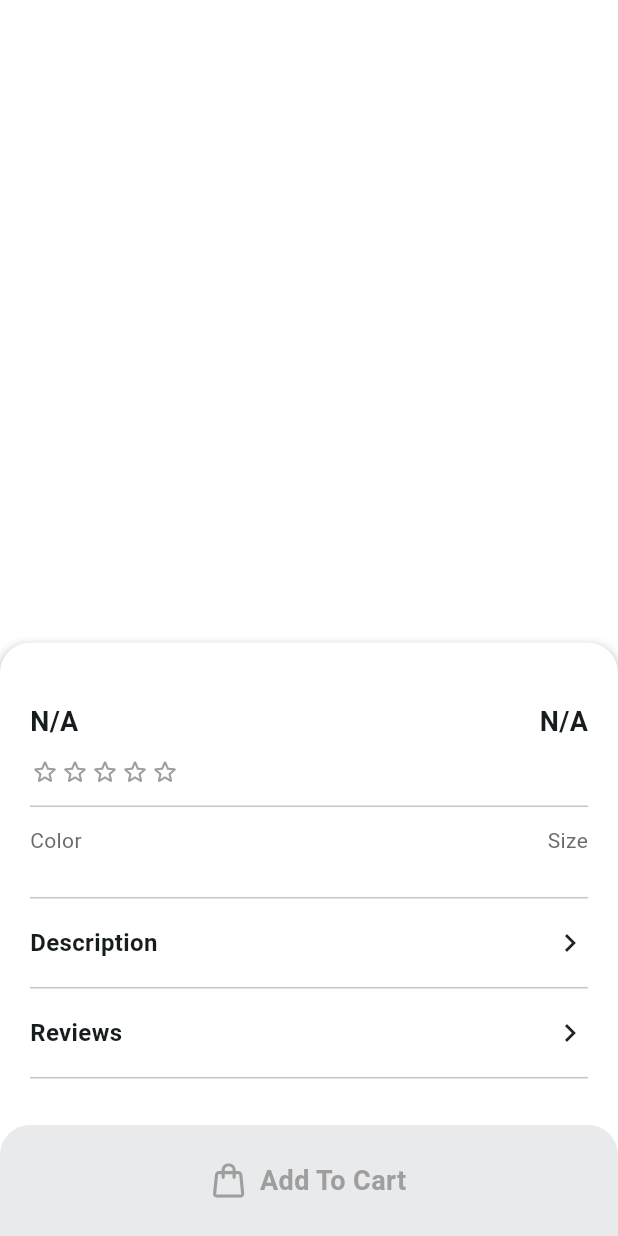
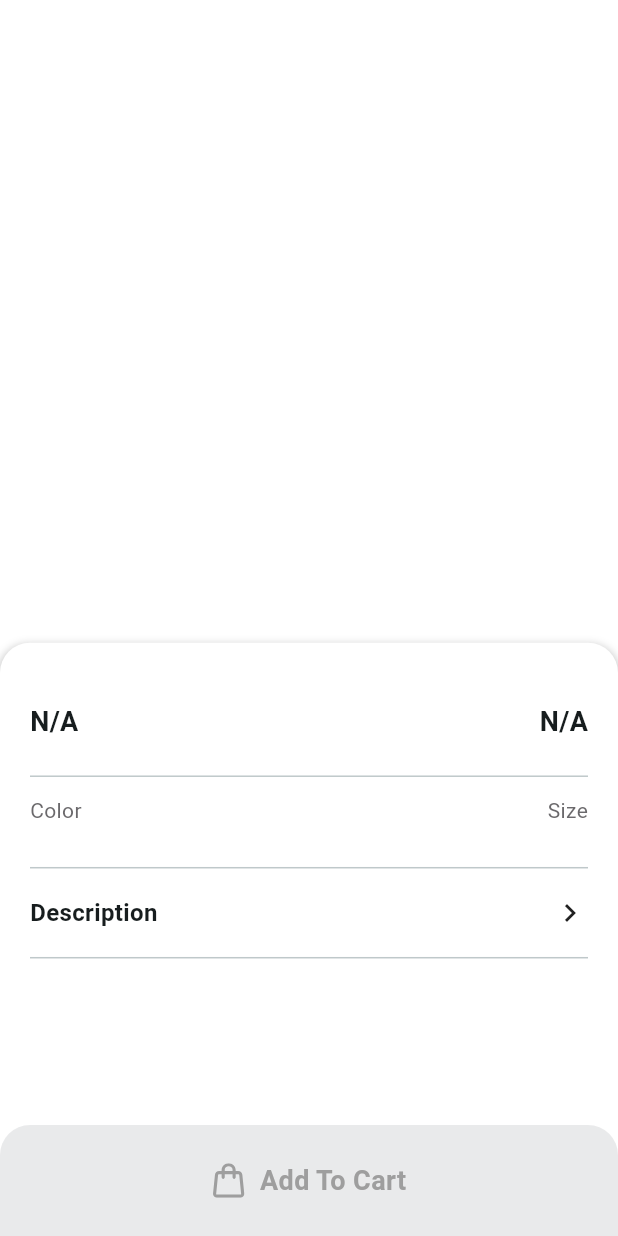
Before and after one commit to hupptechnologies/flutter-shopping-store, a Flutter app: the ProductDetailWithScrollableSheet widget shown alone on an empty page, opened directly with empty values, on a phone screen of 412 x 824 dp. Run offline on Flutter 3.47's test engine with Material 3 defaults, Android fonts, the phone set to English and light mode, and no system bars; drawn by our look-alikes of custom_rating_bar; our stand-ins replace carousel_slider, cookie_jar, dio, dio_cookie_manager, dotted_border, flutter_dash and 6 more; missing offline and left inert: colornames; accounts and stored records are empty; network calls fail.

Commit message:
Refactor product detail widgets: enhance rating and review sections to handle empty states

```diff
--- a/lib/screens/product/view/widgets/product_detail_title_or_price_or_rating.dart
+++ b/lib/screens/product/view/widgets/product_detail_title_or_price_or_rating.dart
@@ -44,9 +44,12 @@ class ProductDetailTitleOrPriceOrRating
             },
           ),
           Obx(() {
-            final value = controller.productDto.value?.averageRating ?? 0;
+            final product = controller.productDto.value;
+            if (product == null || product.reviews!.isEmpty) {
+              return const SizedBox.shrink();
+            }
             return RatingWidget(
-              value: value,
+              value: product.averageRating!,
               size: 20,
             );
           })
--- a/lib/screens/product/view/widgets/product_detail_with_scrollable_sheet.dart
+++ b/lib/screens/product/view/widgets/product_detail_with_scrollable_sheet.dart
@@ -61,13 +61,22 @@ class ProductDetailWithScrollableSheet
                                 description: product?.description ?? "",
                               );
                             }),
-                            const ProductDetailsReviewSection()
+                            Obx(() {
+                              final reviews =
+                                  controller.productDto.value?.reviews ?? [];
+                              if (reviews.isEmpty) {
+                                return const SizedBox.shrink();
+                              }
+                              return const ProductDetailsReviewSection();
+                            }),
                           ],
                         ),
                       ),
                       Obx(() {
-                        final similarProducts = controller.productDto.value?.similarProducts;
-                        if (similarProducts == null || similarProducts.isEmpty) {
+                        final similarProducts =
+                            controller.productDto.value?.similarProducts;
+                        if (similarProducts == null ||
+                            similarProducts.isEmpty) {
                           return const SizedBox.shrink();
                         }
                         return const ProductDetailSimilarProduct();
```
